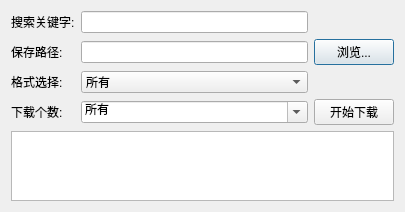
yulinxx/python-collection, file sccnnDownload/sccnnDownload.ui: the form before one commit.
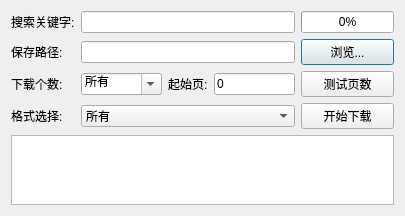
The form after the commit.

Commit message: 添加下载进度

Patch:
```diff
--- a/sccnnDownload/sccnnDownload.ui
+++ b/sccnnDownload/sccnnDownload.ui
@@ -35,13 +35,6 @@
          </property>
         </widget>
        </item>
-       <item row="3" column="0">
-        <widget class="QLabel" name="labelSavePages">
-         <property name="text">
-          <string>下载个数:</string>
-         </property>
-        </widget>
-       </item>
        <item row="0" column="0">
         <widget class="QLabel" name="labelKeyword">
          <property name="text">
@@ -52,7 +45,7 @@
        <item row="0" column="1">
         <widget class="QLineEdit" name="lineEditKeyWord"/>
        </item>
-       <item row="3" column="2">
+       <item row="4" column="2">
         <widget class="QPushButton" name="pushBtnDown">
          <property name="text">
           <string>开始下载</string>
@@ -60,6 +53,13 @@
         </widget>
        </item>
        <item row="2" column="0">
+        <widget class="QLabel" name="labelSavePages">
+         <property name="text">
+          <string>下载个数:</string>
+         </property>
+        </widget>
+       </item>
+       <item row="4" column="0">
         <widget class="QLabel" name="label">
          <property name="text">
           <string>格式选择:</string>
@@ -67,6 +67,59 @@
         </widget>
        </item>
        <item row="2" column="1">
+        <layout class="QHBoxLayout" name="horizontalLayout_2" stretch="3,1,3">
+         <item>
+          <widget class="QComboBox" name="cmbDownCount">
+           <property name="editable">
+            <bool>true</bool>
+           </property>
+           <item>
+            <property name="text">
+             <string>所有</string>
+            </property>
+           </item>
+           <item>
+            <property name="text">
+             <string>10</string>
+            </property>
+           </item>
+           <item>
+            <property name="text">
+             <string>20</string>
+            </property>
+           </item>
+           <item>
+            <property name="text">
+             <string>50</string>
+            </property>
+           </item>
+           <item>
+            <property name="text">
+             <string>100</string>
+            </property>
+           </item>
+          </widget>
+         </item>
+         <item>
+          <widget class="QLabel" name="labelStartPage">
+           <property name="text">
+            <string>起始页:</string>
+           </property>
+          </widget>
+         </item>
+         <item>
+          <widget class="QLineEdit" name="lineEditStartPage">
+           <property name="text">
+            <string>0</string>
+           </property>
+           <property name="maxLength">
+            <number>4</number>
+           </property>
+          </widget>
+         </item>
+        </layout>
+       </item>
+       <item row="4" column="1">
         <widget class="QComboBox" name="cmbFormat">
          <item>
           <property name="text">
@@ -95,36 +148,21 @@
          </item>
         </widget>
        </item>
-       <item row="3" column="1">
-        <widget class="QComboBox" name="cmbDownCount">
-         <property name="editable">
-          <bool>true</bool>
+       <item row="2" column="2">
+        <widget class="QPushButton" name="pushBtnTestPages">
+         <property name="text">
+          <string>测试页数</string>
          </property>
-         <item>
-          <property name="text">
-           <string>所有</string>
-          </property>
-         </item>
-         <item>
-          <property name="text">
-           <string>10</string>
-          </property>
-         </item>
-         <item>
-          <property name="text">
-           <string>20</string>
-          </property>
-         </item>
-         <item>
-          <property name="text">
-           <string>50</string>
-          </property>
-         </item>
-         <item>
-          <property name="text">
-           <string>100</string>
-          </property>
-         </item>
+        </widget>
+       </item>
+       <item row="0" column="2">
+        <widget class="QProgressBar" name="progressBar">
+         <property name="maximum">
+          <number>10000</number>
+         </property>
+         <property name="value">
+          <number>0</number>
+         </property>
         </widget>
        </item>
       </layout>
```
Left out of the diff: 16 changed lines with no effect on the pictures. The commit also changes 4 other files.
